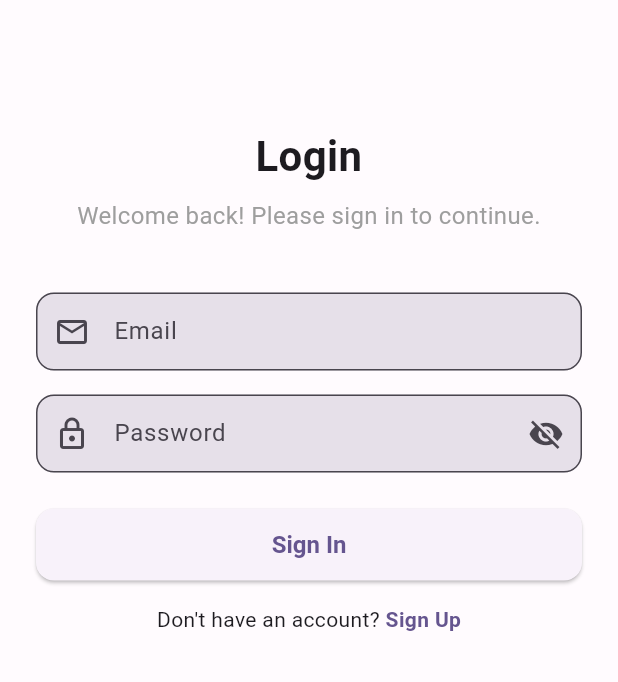
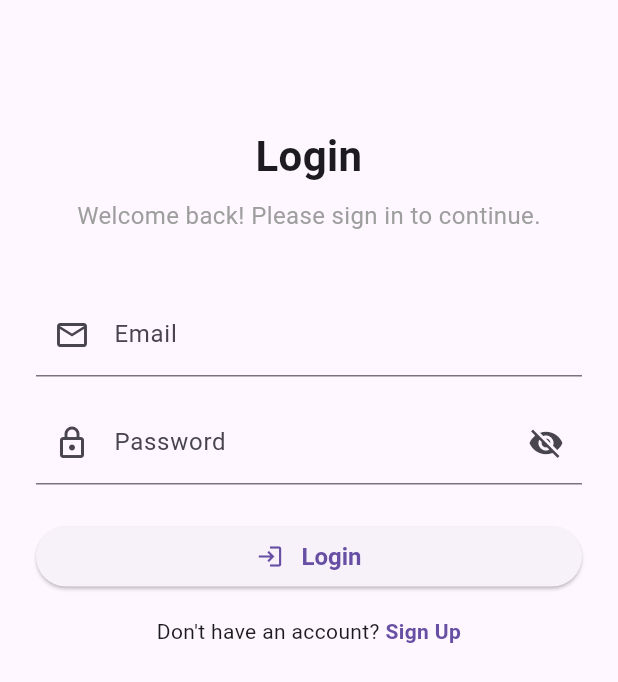
Before and after one commit to alihamza0173/flutter_clean_architecture_boilerplate, a Flutter app: the screen it shows after launch, on a phone screen of 412 x 824 dp. Shown: the top 682 px of the screen. Run offline on Flutter 3.47's test engine with Material 3 defaults, Android fonts, the light colour scheme and no system bars; our stand-ins replace cached_network_image, connectivity_plus, dartz, equatable, firebase_analytics, firebase_auth and 8 more; accounts and stored records are empty; generated files the repository leaves out were written again.

Commit message:
Refactor authentication flow, improve theming, and add image loading components

```diff
--- a/lib/app/app.dart
+++ b/lib/app/app.dart
@@ -13,7 +13,7 @@ class App extends StatelessWidget {
       debugShowCheckedModeBanner: false,
       theme: AppTheme.lightTheme,
       darkTheme: AppTheme.darkTheme,
-      themeMode: ThemeMode.system,
+      // themeMode: ThemeMode.dark,
       routerConfig: AppRouter.router,
     );
   }
--- a/lib/app/router/app_router.dart
+++ b/lib/app/router/app_router.dart
@@ -6,6 +6,8 @@ import '../../features/auth/presentation/pages/login_page.dart';
 import '../../features/auth/presentation/pages/register_page.dart';
 import '../../features/home/presentation/pages/home_page.dart';
 import '../../injection_container.dart';
+
+const authRoutes = [LoginPage.ROUTE_PATH, RegisterPage.ROUTE_PATH];
 
 class AppRouter {
   AppRouter._();
@@ -33,8 +35,11 @@ class AppRouter {
 
 String? _redirect(BuildContext context, GoRouterState state) {
   final authState = sl<AuthBloc>().state;
-  if (authState is! AuthAuthenticated) {
+  final isAuthRoute = authRoutes.contains(state.fullPath);
+  if (authState is! AuthAuthenticated && !isAuthRoute) {
     return LoginPage.ROUTE_PATH;
+  } else if (authState is AuthAuthenticated && isAuthRoute) {
+    return HomePage.ROUTE_PATH;
   }
   return null;
 }
--- a/lib/core/theme/app_theme.dart
+++ b/lib/core/theme/app_theme.dart
@@ -1,70 +1,31 @@
 import 'package:flutter/material.dart';
-import '../constants/app_colors.dart';
 import 'text_styles.dart';
 
 class AppTheme {
   AppTheme._();
 
   static ThemeData get lightTheme {
-    return ThemeData(
-      useMaterial3: true,
-      brightness: Brightness.light,
-      colorSchemeSeed: AppColors.primary,
-      scaffoldBackgroundColor: AppColors.background,
-      appBarTheme: const AppBarTheme(
-        centerTitle: true,
-        elevation: 0,
+    final base = ThemeData.light();
+    return base.copyWith(
+      appBarTheme: const AppBarTheme(),
+      elevatedButtonTheme: ElevatedButtonThemeData(
+        style: ElevatedButton.styleFrom(textStyle: AppTextStyles.button),
       ),
-      elevatedButtonTheme: ElevatedButtonThemeData(
-        style: ElevatedButton.styleFrom(
-          minimumSize: const Size(double.infinity, 48),
-          shape: RoundedRectangleBorder(
-            borderRadius: BorderRadius.circular(12),
-          ),
-          textStyle: AppTextStyles.button,
-        ),
-      ),
-      inputDecorationTheme: InputDecorationTheme(
-        filled: true,
-        border: OutlineInputBorder(
-          borderRadius: BorderRadius.circular(12),
-        ),
-        contentPadding: const EdgeInsets.symmetric(
-          horizontal: 16,
-          vertical: 14,
-        ),
-      ),
+      inputDecorationTheme: const InputDecorationTheme(),
     );
   }
 
   static ThemeData get darkTheme {
     return ThemeData(
-      useMaterial3: true,
-      brightness: Brightness.dark,
-      colorSchemeSeed: AppColors.primary,
-      appBarTheme: const AppBarTheme(
-        centerTitle: true,
-        elevation: 0,
+      colorScheme: ColorScheme.fromSeed(
+        seedColor: Colors.deepPurple,
+        brightness: .dark,
       ),
+      appBarTheme: const AppBarTheme(),
       elevatedButtonTheme: ElevatedButtonThemeData(
-        style: ElevatedButton.styleFrom(
-          minimumSize: const Size(double.infinity, 48),
-          shape: RoundedRectangleBorder(
-            borderRadius: BorderRadius.circular(12),
-          ),
-          textStyle: AppTextStyles.button,
-        ),
+        style: ElevatedButton.styleFrom(textStyle: AppTextStyles.button),
       ),
-      inputDecorationTheme: InputDecorationTheme(
-        filled: true,
-        border: OutlineInputBorder(
-          borderRadius: BorderRadius.circular(12),
-        ),
-        contentPadding: const EdgeInsets.symmetric(
-          horizontal: 16,
-          vertical: 14,
-        ),
-      ),
+      inputDecorationTheme: const InputDecorationTheme(),
     );
   }
 }
--- a/lib/core/widgets/app_button.dart
+++ /dev/null
@@ -1,28 +0,0 @@
-import 'package:flutter/material.dart';
-
-class AppButton extends StatelessWidget {
-  final String text;
-  final VoidCallback? onPressed;
-  final bool isLoading;
-
-  const AppButton({
-    super.key,
-    required this.text,
-    this.onPressed,
-    this.isLoading = false,
-  });
-
-  @override
-  Widget build(BuildContext context) {
-    return ElevatedButton(
-      onPressed: isLoading ? null : onPressed,
-      child: isLoading
-          ? const SizedBox(
-              height: 20,
-              width: 20,
-              child: CircularProgressIndicator(strokeWidth: 2),
-            )
-          : Text(text),
-    );
-  }
-}
--- /dev/null
+++ b/lib/core/widgets/image.dart
@@ -0,0 +1,65 @@
+import 'dart:io';
+
+import 'package:cached_network_image/cached_network_image.dart';
+import 'package:flutter/material.dart';
+import 'package:flutter_svg/flutter_svg.dart';
+
+class AppImage extends StatelessWidget {
+  final String image;
+  final double? width;
+  final double? height;
+  final double? size;
+  final Color? color;
+  final bool isIcon;
+  final Widget? placeholder;
+  final BoxFit? fit;
+
+  const AppImage(
+    this.image, {
+    super.key,
+    this.width,
+    this.height,
+    this.size,
+    this.color,
+    this.isIcon = false,
+    this.placeholder,
+    this.fit,
+  });
+
+  @override
+  Widget build(final BuildContext context) {
+    final iconTheme = IconTheme.of(context);
+    final mColor = color ?? (isIcon ? iconTheme.color : null);
+    final mWidth = size ?? width ?? (isIcon ? iconTheme.size : null);
+    final mHeight = size ?? height ?? (isIcon ? iconTheme.size : null);
+    Widget child;
+    if (image.startsWith('https://') || image.startsWith('http://')) {
+      child = CachedNetworkImage(
+        imageUrl: image,
+        fit: fit,
+        color: color,
+        fadeOutDuration: const Duration(milliseconds: 300),
+        fadeInDuration: const Duration(milliseconds: 300),
+        placeholder: placeholder == null
+            ? null
+            : (final context, final _) => placeholder!,
+      );
+    } else if (image.startsWith('/')) {
+      child = Image.file(File(image), fit: fit);
+    } else if (image.endsWith('.svg')) {
+      child = SvgPicture.asset(
+        image,
+        colorFilter: mColor == null ? null : ColorFilter.mode(mColor, .srcIn),
+        fit: fit ?? .contain,
+        width: mWidth,
+        height: mHeight,
+      );
+    } else {
+      child = Image.asset(image, color: mColor, fit: fit);
+    }
+    if (context.findAncestorWidgetOfExactType<TextFormField>() != null) {
+      child = Center(child: child);
+    }
+    return SizedBox(width: mWidth, height: mHeight, child: child);
+  }
+}
--- /dev/null
+++ b/lib/core/widgets/loading_text.dart
@@ -0,0 +1,110 @@
+import 'package:flutter/material.dart';
+
+import 'image.dart';
+
+class LoadingText extends StatelessWidget {
+  final String text;
+  final TextStyle? textStyle;
+  final LoadingTextIcon? prefixIcon;
+  final LoadingTextIcon? suffixIcon;
+  final bool isLoading;
+  final double? loadingProgress;
+  final double spacing;
+
+  const LoadingText({
+    required this.text,
+    this.textStyle,
+    this.prefixIcon,
+    this.suffixIcon,
+    this.isLoading = false,
+    this.loadingProgress,
+    this.spacing = 12,
+  });
+
+  @override
+  Widget build(final BuildContext context) {
+    final buttonStyle = ElevatedButtonTheme.of(context).style;
+
+    if (isLoading) {
+      return CircularProgressIndicator.adaptive(value: loadingProgress);
+    }
+    final foregroundColor = buttonStyle?.foregroundColor?.resolve({});
+
+    return Row(
+      mainAxisSize: .min,
+      children: [
+        if (prefixIcon != null) ...[
+          _buildIcon(prefixIcon!, foregroundColor),
+          SizedBox(width: spacing),
+        ],
+        Text(text, style: textStyle),
+        if (suffixIcon != null) ...[
+          SizedBox(width: spacing),
+          _buildIcon(suffixIcon!, foregroundColor),
+        ],
+      ],
+    );
+  }
+
+  Widget _buildIcon(
+    final LoadingTextIcon data,
+    final Color? foregroundColor,
+  ) {
+    if (data.widget != null) {
+      Widget child = data.widget!;
+      if (data.isColorDynamic && foregroundColor != null) {
+        child = IconTheme.merge(
+          data: IconThemeData(color: foregroundColor),
+          child: child,
+        );
+      } else if (data.color != null) {
+        child = IconTheme.merge(
+          data: IconThemeData(color: data.color),
+          child: child,
+        );
+      }
+
+      final mWidth = data.size ?? data.width;
+      final mHeight = data.size ?? data.height;
+      if (mWidth != null || mHeight != null) {
+        child = SizedBox(width: mWidth, height: mHeight, child: child);
+      }
+      return child;
+    }
+
+    return AppImage(
+      data.icon!,
+      color: data.isColorDynamic ? foregroundColor : data.color,
+      width: data.size ?? data.width,
+      height: data.size ?? data.height,
+      fit: .contain,
+    );
+  }
+}
+
+class LoadingTextIcon {
+  final String? icon;
+  final Widget? widget;
+  final double? width;
+  final double? height;
+  final double? size;
+  final Color? color;
+  final bool isColorDynamic;
+
+  LoadingTextIcon({
+    this.icon,
+    this.widget,
+    this.width,
+    this.height,
+    this.size,
+    this.color,
+    this.isColorDynamic = false,
+  }) : assert(
+          (icon != null && widget == null) || (icon == null && widget != null),
+          'Either icon or widget must be provided',
+        ) {
+    if (isColorDynamic) {
+      assert(color == null);
+    }
+  }
+}
--- a/lib/features/auth/presentation/bloc/auth_state.dart
+++ b/lib/features/auth/presentation/bloc/auth_state.dart
@@ -1,7 +1,7 @@
 import 'package:equatable/equatable.dart';
 import '../../domain/entities/user_entity.dart';
 
-abstract class AuthState extends Equatable {
+sealed class AuthState extends Equatable {
   const AuthState();
 
   @override
--- a/lib/features/auth/presentation/pages/login_page.dart
+++ b/lib/features/auth/presentation/pages/login_page.dart
@@ -1,3 +1,4 @@
+import 'package:flutter/gestures.dart';
 import 'package:flutter/material.dart';
 import 'package:flutter_bloc/flutter_bloc.dart';
 import '../../../../injection_container.dart';
@@ -32,34 +33,36 @@ class LoginBody extends StatelessWidget {
     return SafeArea(
       child: BlocConsumer<AuthBloc, AuthState>(
         listener: (context, state) {
-          if (state is AuthError) {
-            ScaffoldMessenger.of(
-              context,
-            ).showSnackBar(SnackBar(content: Text(state.message)));
-          }
           if (state is AuthAuthenticated) {
             context.go(HomePage.ROUTE_PATH);
           }
         },
         builder: (context, state) {
           return SingleChildScrollView(
-            padding: const EdgeInsets.all(24),
+            padding: const .all(24),
             child: Column(
-              crossAxisAlignment: CrossAxisAlignment.stretch,
+              crossAxisAlignment: .stretch,
               children: [
                 const SizedBox(height: 60),
                 const Text(
                   AppStrings.login,
                   style: AppTextStyles.heading1,
-                  textAlign: TextAlign.center,
+                  textAlign: .center,
                 ),
                 const SizedBox(height: 8),
                 Text(
                   'Welcome back! Please sign in to continue.',
                   style: AppTextStyles.body.copyWith(color: Colors.grey),
-                  textAlign: TextAlign.center,
+                  textAlign: .center,
                 ),
                 const SizedBox(height: 40),
+                if (state is AuthError) ...[
+                  Text(
+                    state.message,
+                    style: const TextStyle(color: Colors.red),
+                  ),
+                  const SizedBox(height: 8),
+                ],
                 AuthForm(
                   isLogin: true,
                   isLoading: state is AuthLoading,
@@ -70,21 +73,22 @@ class LoginBody extends StatelessWidget {
                   },
                 ),
                 const SizedBox(height: 16),
-                Row(
-                  mainAxisAlignment: MainAxisAlignment.center,
-                  children: [
-                    const Text(AppStrings.dontHaveAccount),
-                    GestureDetector(
-                      onTap: () => context.go(RegisterPage.ROUTE_PATH),
-                      child: Text(
-                        AppStrings.signUp,
+                Text.rich(
+                  TextSpan(
+                    text: AppStrings.dontHaveAccount,
+                    children: [
+                      TextSpan(
+                        recognizer: TapGestureRecognizer()
+                          ..onTap = () => context.push(RegisterPage.ROUTE_PATH),
+                        text: AppStrings.signUp,
                         style: TextStyle(
+                          fontWeight: FontWeight.w600,
                           color: Theme.of(context).colorScheme.primary,
-                          fontWeight: FontWeight.w600,
                         ),
                       ),
-                    ),
-                  ],
+                    ],
+                  ),
+                  textAlign: .center,
                 ),
               ],
             ),
--- a/lib/features/auth/presentation/pages/register_page.dart
+++ b/lib/features/auth/presentation/pages/register_page.dart
@@ -3,22 +3,36 @@ import 'package:flutter_bloc/flutter_bloc.dart';
 import 'package:go_router/go_router.dart';
 import '../../../../core/constants/app_strings.dart';
 import '../../../../core/theme/text_styles.dart';
+import '../../../../injection_container.dart';
 import '../bloc/auth_bloc.dart';
 import '../bloc/auth_event.dart';
 import '../bloc/auth_state.dart';
 import '../widgets/auth_form.dart';
 import '../../../home/presentation/pages/home_page.dart';
-import 'login_page.dart';
 
 class RegisterPage extends StatelessWidget {
   static const ROUTE_PATH = '/register';
+
   const RegisterPage({super.key});
 
   @override
   Widget build(BuildContext context) {
-    return Scaffold(
-      body: SafeArea(
-        child: BlocConsumer<AuthBloc, AuthState>(
+    return BlocProvider(
+      create: (context) => sl<AuthBloc>(),
+      child: Scaffold(
+        appBar: AppBar(title: const Text(AppStrings.register)),
+        body: const RegisterBody(),
+      ),
+    );
+  }
+}
+
+class RegisterBody extends StatelessWidget {
+  const RegisterBody({super.key});
+
+  @override
+  Widget build(BuildContext context) {
+    return BlocConsumer<AuthBloc, AuthState>(
       listener: (context, state) {
         if (state is AuthError) {
           ScaffoldMessenger.of(
@@ -63,7 +77,7 @@ class RegisterPage extends StatelessWidget {
                 children: [
                   const Text(AppStrings.alreadyHaveAccount),
                   GestureDetector(
-                        onTap: () => context.go(LoginPage.ROUTE_PATH),
+                    onTap: () => context.pop(),
                     child: Text(
                       AppStrings.signIn,
                       style: TextStyle(
@@ -78,8 +92,6 @@ class RegisterPage extends StatelessWidget {
           ),
         );
       },
-        ),
-      ),
     );
   }
 }
--- a/lib/features/auth/presentation/widgets/auth_form.dart
+++ b/lib/features/auth/presentation/widgets/auth_form.dart
@@ -1,8 +1,8 @@
 import 'package:flutter/material.dart';
 import '../../../../core/constants/app_strings.dart';
 import '../../../../core/utils/validators.dart';
-import '../../../../core/widgets/app_button.dart';
 import '../../../../core/widgets/app_text_field.dart';
+import '../../../../core/widgets/loading_text.dart';
 
 class AuthForm extends StatefulWidget {
   final bool isLogin;
@@ -37,10 +37,7 @@ class _AuthFormState extends State<AuthForm> {
 
   void _submit() {
     if (_formKey.currentState?.validate() ?? false) {
-      widget.onSubmit(
-        _emailController.text.trim(),
-        _passwordController.text,
-      );
+      widget.onSubmit(_emailController.text.trim(), _passwordController.text);
     }
   }
 
@@ -88,10 +85,17 @@ class _AuthFormState extends State<AuthForm> {
             ),
           ],
           const SizedBox(height: 24),
-          AppButton(
-            text: widget.isLogin ? AppStrings.signIn : AppStrings.signUp,
-            isLoading: widget.isLoading,
+          ElevatedButton(
             onPressed: _submit,
+            child: LoadingText(
+              text: widget.isLogin ? AppStrings.login : AppStrings.register,
+              isLoading: widget.isLoading,
+              prefixIcon: LoadingTextIcon(
+                widget: Icon(
+                  widget.isLogin ? Icons.login : Icons.app_registration,
+                ),
+              ),
+            ),
           ),
         ],
       ),
--- a/pubspec.yaml
+++ b/pubspec.yaml
@@ -41,6 +41,9 @@ dependencies:
   freezed_annotation: ^3.0.0
   json_annotation: ^4.10.0
 
+  cached_network_image: ^3.2.3
+  flutter_svg: ^2.0.7
+
 dev_dependencies:
   flutter_test:
     sdk: flutter
```
Also changed, not shown: pubspec.lock, 1 other file. Lines whose indentation alone changed are shown as unchanged.
